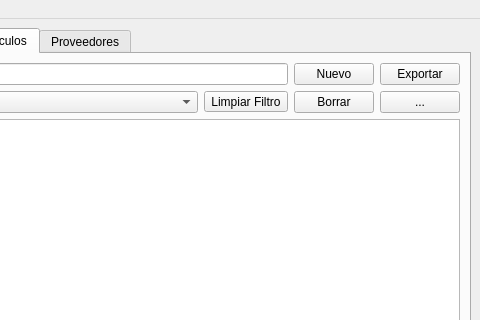
First picture: the form in banta/res/ui/main.ui, repository jerobarraco/banta, before the edit; both pictures show x 174 to 654 and y 0 to 320 of the 654 by 625 pixel window.
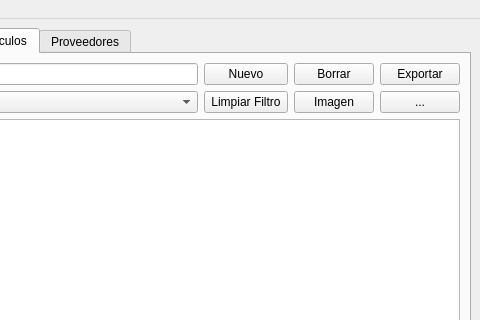
Second picture: the form after the edit. The open tabs and pages were chosen to show the change. Icons and pictures are not drawn.

```diff
--- a/banta/res/ui/main.ui
+++ b/banta/res/ui/main.ui
@@ -27,7 +27,7 @@
    <string notr="true"/>
   </property>
   <widget class="QWidget" name="centralwidget">
-   <layout class="QVBoxLayout" name="verticalLayout_7">
+   <layout class="QVBoxLayout" name="verticalLayout_12">
     <item>
      <widget class="QTabWidget" name="tabWidget">
       <property name="currentIndex">
@@ -727,33 +727,62 @@
                 </property>
                </widget>
               </item>
-              <item>
-               <widget class="QToolButton" name="bProdClearFilter">
-                <property name="text">
-                 <string>Limpiar Filtro</string>
-                </property>
-               </widget>
-              </item>
              </layout>
             </item>
            </layout>
           </item>
           <item>
-           <layout class="QVBoxLayout" name="verticalLayout_8">
+           <layout class="QVBoxLayout" name="verticalLayout_7">
             <item>
              <widget class="QPushButton" name="bProdNew">
+              <property name="sizePolicy">
+               <sizepolicy hsizetype="Minimum" vsizetype="Fixed">
+                <horstretch>0</horstretch>
+                <verstretch>0</verstretch>
+               </sizepolicy>
+              </property>
               <property name="text">
                <string>Nuevo</string>
               </property>
              </widget>
             </item>
             <item>
+             <widget class="QToolButton" name="bProdClearFilter">
+              <property name="sizePolicy">
+               <sizepolicy hsizetype="Preferred" vsizetype="Preferred">
+                <horstretch>0</horstretch>
+                <verstretch>0</verstretch>
+               </sizepolicy>
+              </property>
+              <property name="text">
+               <string>Limpiar Filtro</string>
+              </property>
+             </widget>
+            </item>
+           </layout>
+          </item>
+          <item>
+           <layout class="QVBoxLayout" name="verticalLayout_8">
+            <item>
              <widget class="QPushButton" name="bProdDelete">
               <property name="text">
                <string>Borrar</string>
               </property>
              </widget>
             </item>
+            <item>
+             <widget class="QToolButton" name="bImage">
+              <property name="sizePolicy">
+               <sizepolicy hsizetype="Preferred" vsizetype="Preferred">
+                <horstretch>0</horstretch>
+                <verstretch>0</verstretch>
+               </sizepolicy>
+              </property>
+              <property name="text">
+               <string>Imagen</string>
+              </property>
+             </widget>
+            </item>
            </layout>
           </item>
           <item>
```
Left out of the diff: 7 changed lines with no effect on the pictures.
